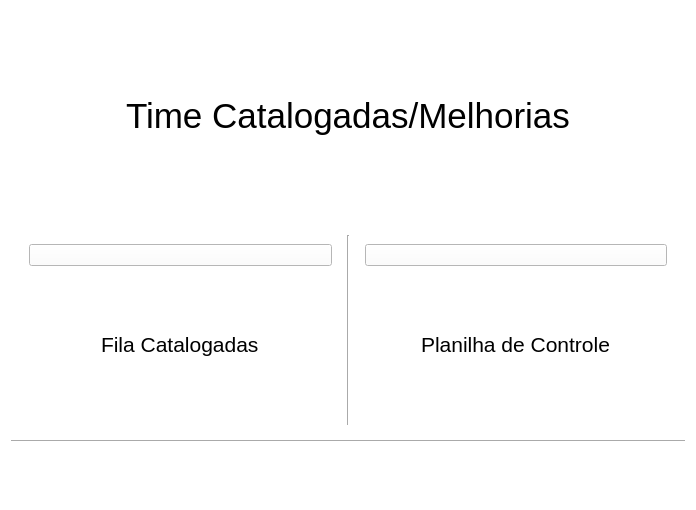
The window that ui/tela.ui (viniciusfs14/Ferramenta-Vale) describes before a commit, drawn with Qt 5.
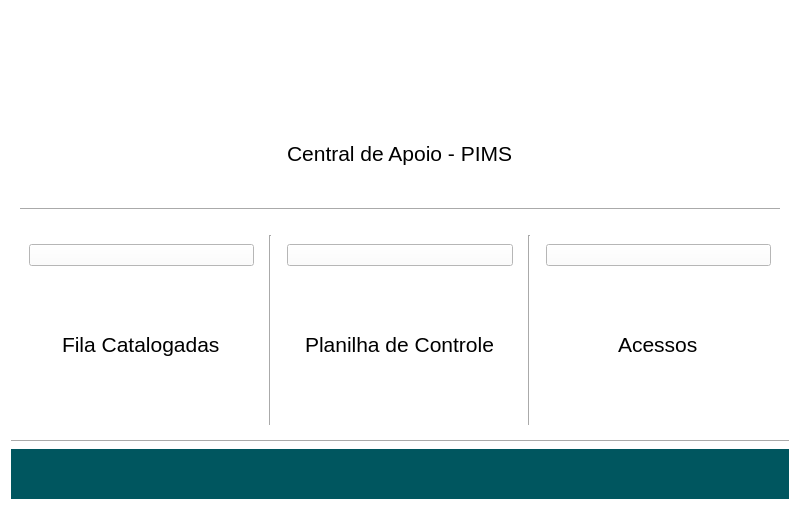
The same window after the commit. Icons and pictures are not drawn.

Diff of the .ui file:
```diff
--- a/ui/tela.ui
+++ b/ui/tela.ui
@@ -6,7 +6,7 @@
    <rect>
     <x>0</x>
     <y>0</y>
-    <width>696</width>
+    <width>800</width>
     <height>510</height>
    </rect>
   </property>
@@ -87,6 +87,38 @@
         </layout>
        </widget>
       </item>
+      <item>
+       <widget class="Line" name="line_3">
+        <property name="orientation">
+         <enum>Qt::Orientation::Vertical</enum>
+        </property>
+       </widget>
+      </item>
+      <item>
+       <widget class="QWidget" name="widget_5" native="true">
+        <layout class="QGridLayout" name="gridLayout_6">
+         <item row="1" column="0" alignment="Qt::AlignmentFlag::AlignHCenter">
+          <widget class="QLabel" name="label_6">
+           <property name="font">
+            <font>
+             <pointsize>16</pointsize>
+            </font>
+           </property>
+           <property name="text">
+            <string>Acessos</string>
+           </property>
+          </widget>
+         </item>
+         <item row="0" column="0">
+          <widget class="QPushButton" name="pushButton_3">
+           <property name="text">
+            <string/>
+           </property>
+          </widget>
+         </item>
+        </layout>
+       </widget>
+      </item>
      </layout>
     </widget>
    </item>
@@ -98,6 +130,10 @@
        <height>50</height>
       </size>
      </property>
+     <property name="styleSheet">
+      <string notr="true">background-color: #00565F;
+color: white;</string>
+     </property>
      <layout class="QHBoxLayout" name="horizontalLayout_2">
       <item>
        <widget class="QLabel" name="label_4">
@@ -148,19 +184,50 @@
         <layout class="QGridLayout" name="gridLayout_2">
          <item row="0" column="0" alignment="Qt::AlignmentFlag::AlignHCenter">
           <widget class="QLabel" name="label">
+           <property name="maximumSize">
+            <size>
+             <width>200</width>
+             <height>80</height>
+            </size>
+           </property>
            <property name="font">
             <font>
              <pointsize>26</pointsize>
             </font>
            </property>
            <property name="text">
-            <string>Time Catalogadas/Melhorias</string>
+            <string/>
+           </property>
+           <property name="pixmap">
+            <pixmap resource="resources.qrc">:/newPrefix/pimslogo.png</pixmap>
+           </property>
+           <property name="scaledContents">
+            <bool>true</bool>
+           </property>
+          </widget>
+         </item>
+         <item row="1" column="0" alignment="Qt::AlignmentFlag::AlignHCenter">
+          <widget class="QLabel" name="label_7">
+           <property name="font">
+            <font>
+             <pointsize>16</pointsize>
+            </font>
+           </property>
+           <property name="text">
+            <string>Central de Apoio - PIMS</string>
            </property>
           </widget>
          </item>
         </layout>
        </widget>
       </item>
+      <item row="1" column="0">
+       <widget class="Line" name="line_4">
+        <property name="orientation">
+         <enum>Qt::Orientation::Horizontal</enum>
+        </property>
+       </widget>
+      </item>
      </layout>
     </widget>
    </item>
```
